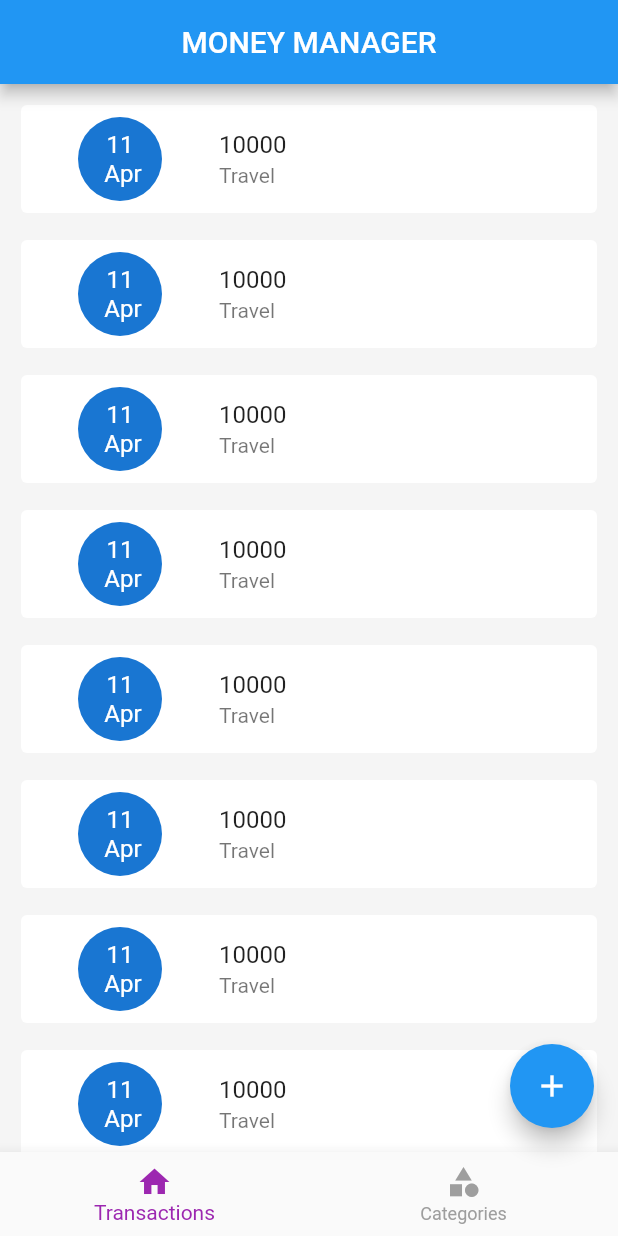
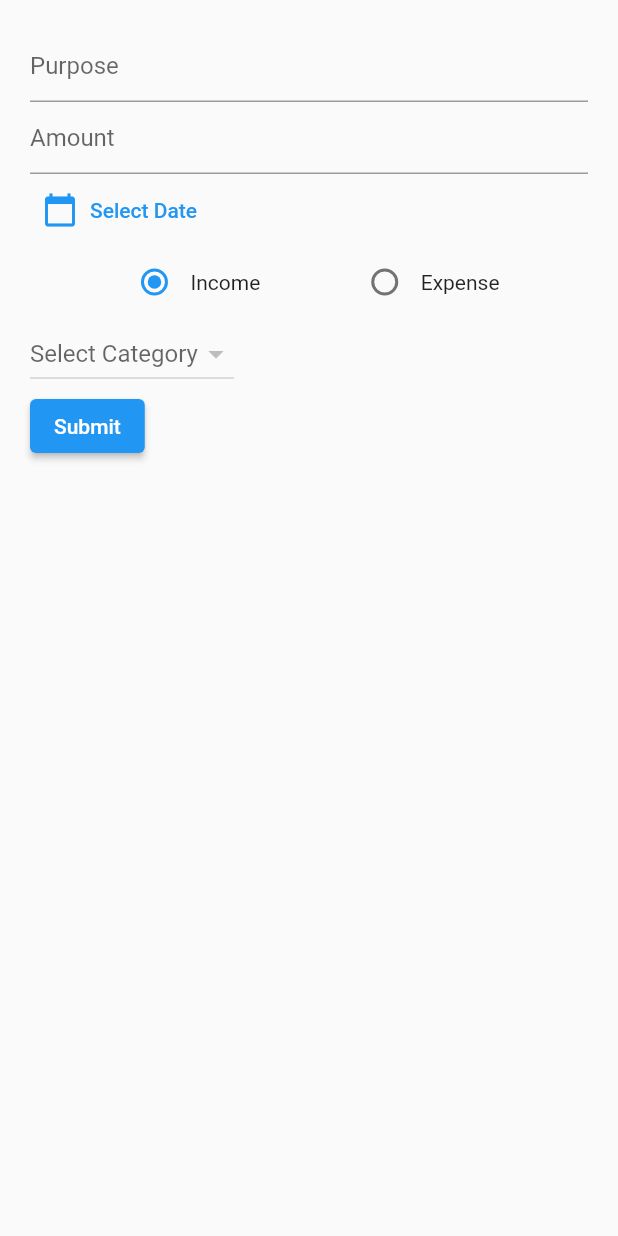
Before and after one commit to adarshskumar/money-manager-app, a Flutter app: the screen it shows after launch, after a tap on the "add" icon, on a phone screen of 412 x 824 dp. Run offline on Flutter 3.47's test engine with Material 2 defaults, Android fonts, the phone set to English and light mode, and no system bars; our stand-ins replace hive, hive_flutter; missing offline and left inert: dart:ffi; accounts and stored records are empty.

Commit message:
add transactions

```diff
--- a/lib/main.dart
+++ b/lib/main.dart
@@ -1,6 +1,7 @@
 import 'package:flutter/material.dart';
 import 'package:hive_flutter/hive_flutter.dart';
 import 'package:money_manager/model/category/category_model.dart';
+import 'package:money_manager/screens/add_transaction/screen_add_transaction.dart';
 import 'package:money_manager/screens/home/screen_home.dart';
 
 Future<void> main() async{
@@ -29,6 +30,9 @@ class MyApp extends StatelessWidget {
         primarySwatch: Colors.blue,
       ),
       home: ScreenHome(),
+      routes: {
+        ScreenAddTransaction.routeName : (ctx) => const ScreenAddTransaction(),
+      },
     );
   }
 }
--- /dev/null
+++ b/lib/screens/add_transaction/screen_add_transaction.dart
@@ -0,0 +1,143 @@
+import 'package:flutter/material.dart';
+import 'package:money_manager/db/category/category_db.dart';
+import 'package:money_manager/model/category/category_model.dart';
+
+class ScreenAddTransaction extends StatefulWidget {
+  static const routeName = 'add-transaction';
+  const ScreenAddTransaction({Key? key}) : super(key: key);
+
+  @override
+  State<ScreenAddTransaction> createState() => _ScreenAddTransactionState();
+}
+
+class _ScreenAddTransactionState extends State<ScreenAddTransaction> {
+  DateTime? _selectedDate;
+  CategoryType? _selectedCategoryType;
+  CategoryModel? _selectedCategoryModel;
+
+  String? _categoryID;
+
+  @override
+  void initState() {
+    _selectedCategoryType = CategoryType.income;
+    super.initState();
+  }
+
+  /*
+
+  Purpose
+  Date
+  Amount
+  Income/Expense
+  CategoryType
+
+  */
+  @override
+  Widget build(BuildContext context) {
+    return Scaffold(
+      body: SafeArea(
+          child: Padding(
+        padding: const EdgeInsets.all(20.0),
+        child: Column(
+          crossAxisAlignment: CrossAxisAlignment.start,
+          children: [
+            //purpose
+            TextFormField(
+              decoration: const InputDecoration(
+                hintText: 'Purpose',
+              ),
+            ),
+            //amount
+            TextFormField(
+              keyboardType: TextInputType.number,
+              decoration: const InputDecoration(
+                hintText: 'Amount',
+              ),
+            ),
+
+            //Calendar
+            TextButton.icon(
+              onPressed: () async {
+                final _selectedDateTemp = await showDatePicker(
+                    context: context,
+                    initialDate: DateTime.now(),
+                    firstDate:
+                        DateTime.now().subtract(const Duration(days: 30)),
+                    lastDate: DateTime.now());
+
+                if (_selectedDateTemp == null) {
+                  return;
+                } else {
+                  print(_selectedDateTemp.toString());
+                  setState(() {
+                    _selectedDate = _selectedDateTemp;
+                  });
+                }
+              },
+              icon: const Icon(Icons.calendar_today),
+              label: Text(_selectedDate == null
+                  ? 'Select Date'
+                  : _selectedDate.toString()),
+            ),
+            Row(
+              mainAxisAlignment: MainAxisAlignment.spaceEvenly,
+              children: [
+                Row(
+                  children: [
+                    Radio(
+                        value: CategoryType.income,
+                        groupValue: _selectedCategoryType,
+                        onChanged: (newValue) {
+                          setState(() {
+                            _selectedCategoryType = CategoryType.income;
+                            _categoryID = null;
+                          });
+                        }),
+                    const Text('Income')
+                  ],
+                ),
+                Row(
+                  children: [
+                    Radio(
+                        value: CategoryType.expense,
+                        groupValue: _selectedCategoryType,
+                        onChanged: (newValue) {
+                          setState(() {
+                            _selectedCategoryType = CategoryType.expense;
+                            _categoryID = null;
+                          });
+                        }),
+                    const Text('Expense')
+                  ],
+                ),
+              ],
+            ),
+
+            //CATEGORY TYPE
+            DropdownButton<String>(
+                hint: const Text('Select Category'),
+                value: _categoryID,
+                items: (_selectedCategoryType == CategoryType.income
+                        ? CategoryDB().incomeCategoryListListener
+                        : CategoryDB().expenseCategoryListListener)
+                    .value
+                    .map((e) {
+                  return DropdownMenuItem(value: e.id, child: Text(e.name));
+                }).toList(),
+                onChanged: (selectedValue){
+                  print(selectedValue);
+                  setState(() {
+                    _categoryID = selectedValue;
+                  });
+                }),
+
+            ElevatedButton(
+              onPressed: () {},
+              child: Text('Submit'),
+            )
+          ],
+        ),
+      )),
+    );
+  }
+}
--- a/lib/screens/home/screen_home.dart
+++ b/lib/screens/home/screen_home.dart
@@ -1,6 +1,7 @@
 import 'package:flutter/material.dart';
 import 'package:money_manager/db/category/category_db.dart';
 import 'package:money_manager/model/category/category_model.dart';
+import 'package:money_manager/screens/add_transaction/screen_add_transaction.dart';
 import 'package:money_manager/screens/category/category_add_popup.dart';
 import 'package:money_manager/screens/category/screen_category.dart';
 import 'package:money_manager/screens/home/widgets/bottom_navigation.dart';
@@ -36,6 +37,7 @@ class ScreenHome extends StatelessWidget {
         onPressed: () {
           if (selectedIndexNotifier.value == 0) {
             print('Add Trans');
+            Navigator.of(context).pushNamed(ScreenAddTransaction.routeName);
           } else {
             print('Add Category');
 
```
